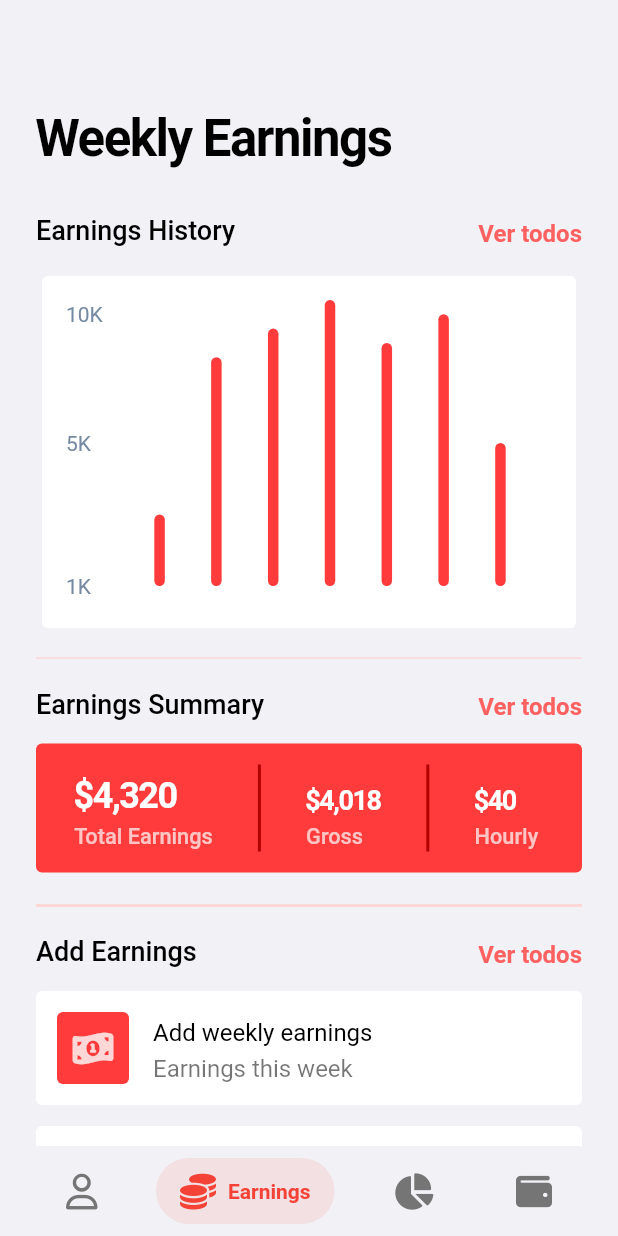
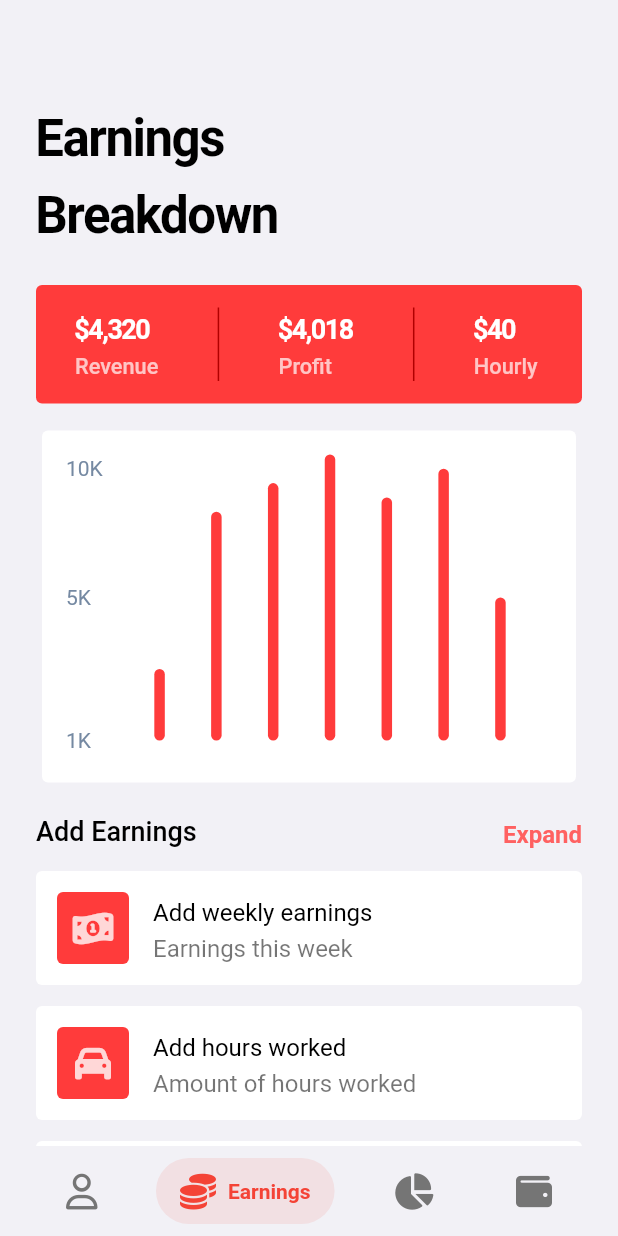
Before and after one commit to JoshuaR503/GigWorkerCalculator, a Flutter app: the screen it shows after launch, item 2 of the bottom bar chosen, on a phone screen of 412 x 824 dp. Run offline on Flutter 3.47's test engine with Material 2 defaults, Android fonts, the phone set to English and light mode, and no system bars; drawn by our look-alikes of fl_chart, flutter_fadein, salomon_bottom_bar; our stand-ins replace font_awesome_flutter.

Commit message:
Improved earnings summary screen.

```diff
--- a/lib/screens/earnings/earnings.dart
+++ b/lib/screens/earnings/earnings.dart
@@ -20,36 +20,19 @@ class Earnings extends StatelessWidget {
         children:  [
 
           const SizedBox(height: 24),
-          const Text('Weekly Earnings', style: screenTitle),
+          const Text('Earnings\nBreakdown', style: screenTitle),
           const SizedBox(height: 24),
 
 
-          _buildPortfolioSubtitle(title: 'Earnings History', action: () {}),
+          _buildDashboardTotalEarningsCard(title: "Revenue", value: 4320),
           const SizedBox(height: 14),
 
           const BarChartSample2(),
-          const SizedBox(height: 8),
-
-          Divider(
-            color: Color(0XFFffd7d7),
-            thickness: 1,
-          ),
-
-          const SizedBox(height: 8),
-
-          _buildPortfolioSubtitle(title: 'Earnings Summary', action: () {}),
           const SizedBox(height: 14),
 
-          _buildDashboardTotalEarningsCard(title: "Total Earnings", value: 4320),
 
-          const SizedBox(height: 14),
 
-          Divider(
-            color: Color(0XFFffd7d7),
-            thickness: 2,
-          ),
 
-          const SizedBox(height: 8),
 
 
           _buildPortfolioSubtitle(title: 'Add Earnings', action: () {}),
@@ -101,7 +84,7 @@ class Earnings extends StatelessWidget {
       children: [
         Expanded(child: Text(title,style: breakdownSectionTitle)),
         GestureDetector(
-          child: const Text('Ver todos', style: breakdownSectionTitleAction ),
+          child: const Text('Expand', style: breakdownSectionTitleAction ),
           onTap: () {},
         )
       ],
--- a/lib/screens/earnings/earningsCard.dart
+++ b/lib/screens/earnings/earningsCard.dart
@@ -29,10 +29,8 @@ class EarningsCard extends StatelessWidget {
       fontWeight: FontWeight.w500,
     );
 
-
-
     const TextStyle kValueStyle =  TextStyle(
-      fontSize: 24.0,
+      fontSize: 18.0,
       height: 1.5,
       letterSpacing: -1,
       color: Colors.white,
@@ -52,7 +50,7 @@ class EarningsCard extends StatelessWidget {
         if (actionEnabled) { action!(); }
       },
       child:  Container(
-        padding: const EdgeInsets.all(14),
+        padding: EdgeInsets.symmetric(horizontal: 10, vertical: 15),
         decoration: const BoxDecoration(
           color: kCoralRed,
           borderRadius: BorderRadius.all(Radius.circular(4))
@@ -79,7 +77,7 @@ class EarningsCard extends StatelessWidget {
                 // ignore: prefer_const_constructors
                 VerticalDivider(
                   color: Color(0xffb10000),
-                  thickness: 2,
+                  thickness: 1,
                 ),
 
                 Column(
@@ -87,13 +85,13 @@ class EarningsCard extends StatelessWidget {
                   crossAxisAlignment: CrossAxisAlignment.start,
                   children: [
                     Text("\$4,018", style: kSecondaryValueStyle),
-                    Text("Gross", style: kTitleStyle),
+                    Text("Profit", style: kTitleStyle),
                   ],
                 ),
                 // ignore: prefer_const_constructors
                 VerticalDivider(
                   color: Color(0xffb10000),
-                  thickness: 2,
+                  thickness: 1,
                 ),
                 // ignore: prefer_const_constructors
 
@@ -111,13 +109,6 @@ class EarningsCard extends StatelessWidget {
 
 
 
-
-
-
-
-
-
-
           ],
         ),
       ),
```
